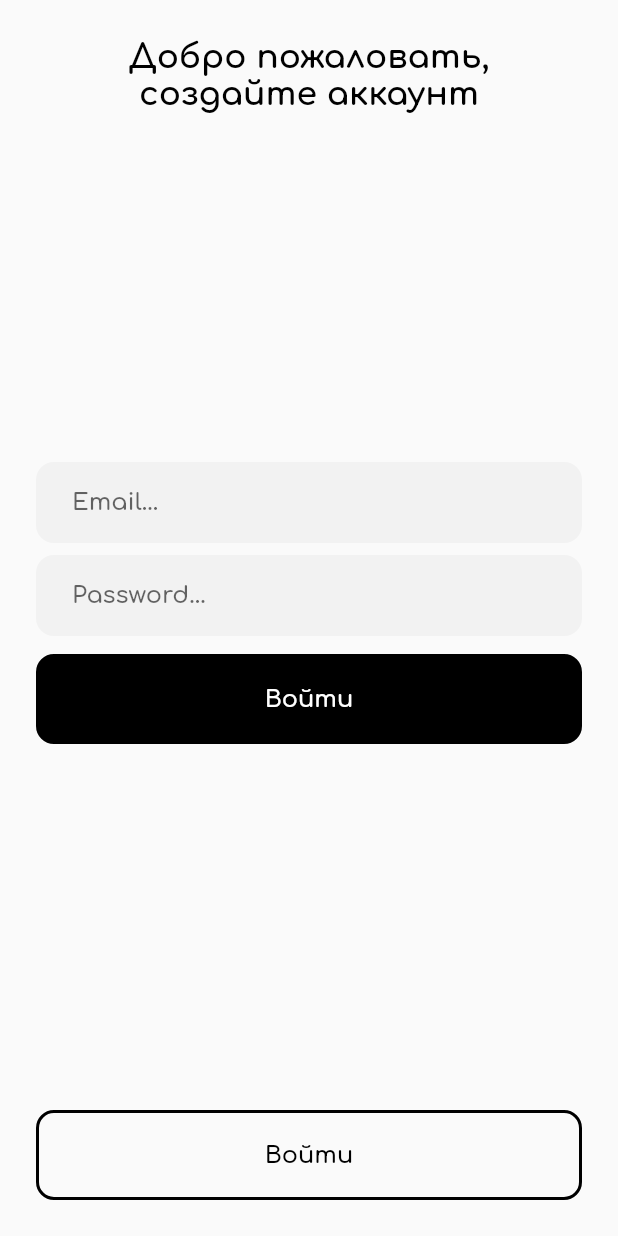
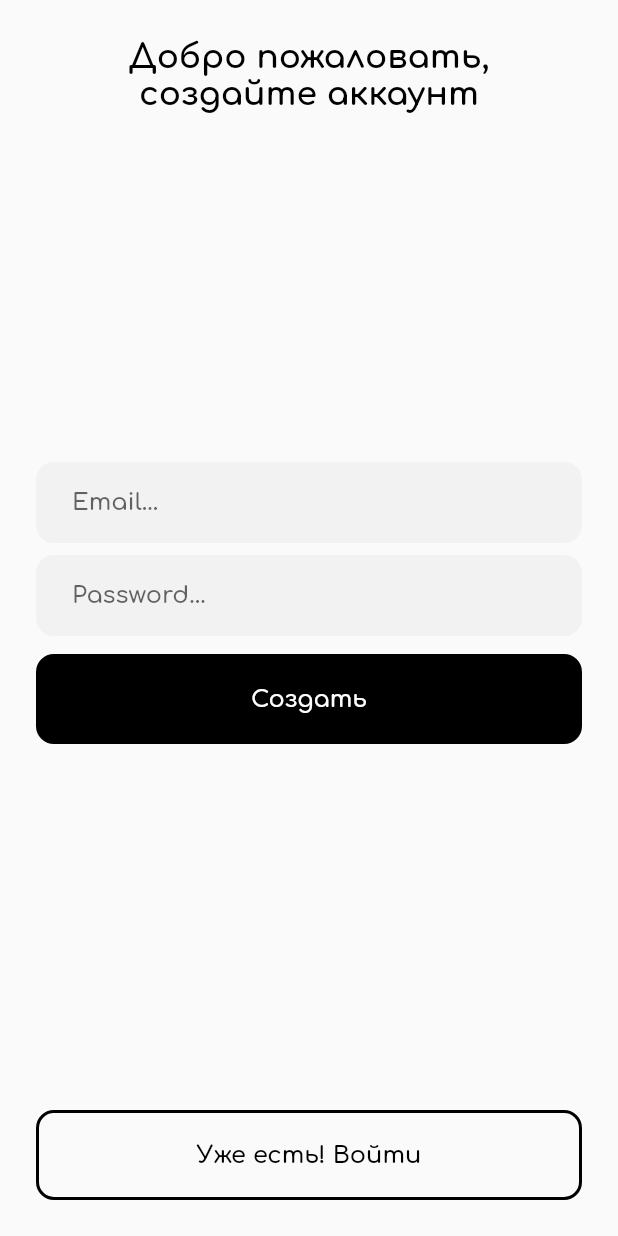
Before and after one commit to Nikpro200125/flutterStore, a Flutter app: the RegisterPage screen opened directly, on a phone screen of 412 x 824 dp. Run offline on Flutter 3.47's test engine with Material 2 defaults, Android fonts, the phone set to English and light mode, and no system bars; our stand-ins replace firebase_auth, firebase_core, fluttertoast, google_fonts; accounts and stored records are empty.

Commit message:
Update register.dart

```diff
--- a/vasya_app/lib/screens/register.dart
+++ b/vasya_app/lib/screens/register.dart
@@ -32,7 +32,7 @@ class _RegisterPageState extends State<RegisterPage> {
                     CustomInput(hintText: 'Email...',),
                     CustomInput(hintText: 'Password...',),
                     CustomBtn(
-                      text: 'Войти',
+                      text: 'Создать',
                       outlineBtn: false,
                       onPressed: (){
                         print('Clicked login btn');
@@ -43,7 +43,7 @@ class _RegisterPageState extends State<RegisterPage> {
                 Padding(
                   padding: EdgeInsets.only(bottom: 16.0),
                   child: CustomBtn(
-                    text: 'Войти',
+                    text: 'Уже есть! Войти',
                     onPressed: () {
                       Navigator.pop(context);
                     },
```
